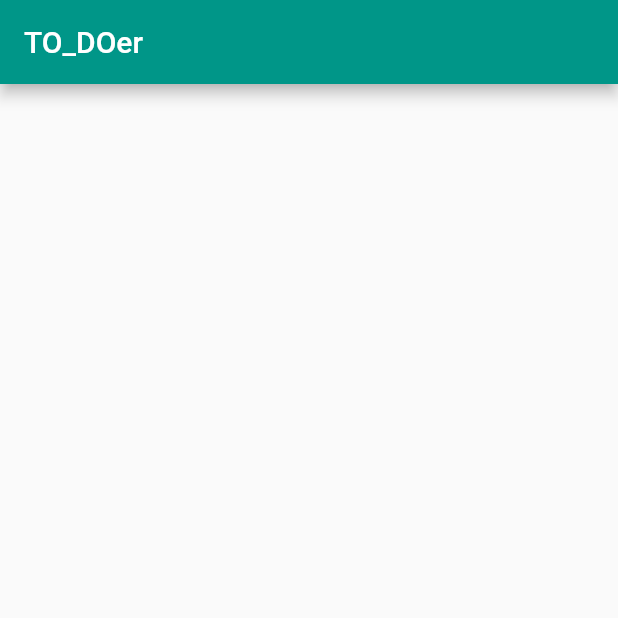
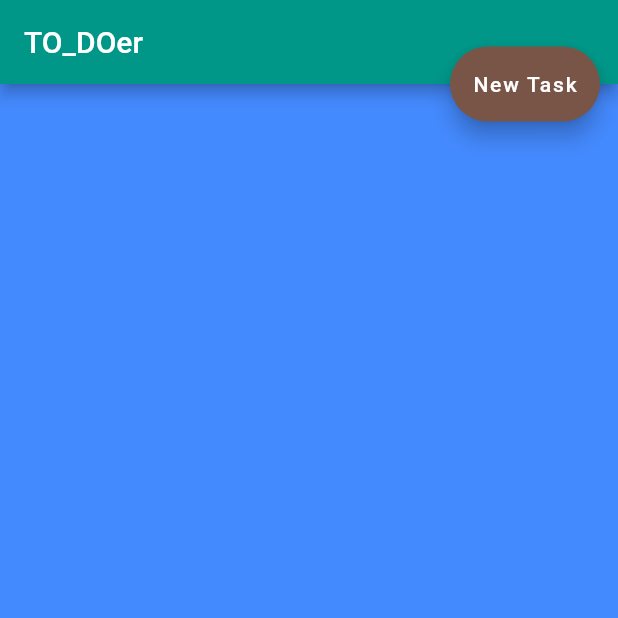
Before and after one commit to 2k4sm/TO_DOer, a Flutter app: the screen it shows once a user with an empty profile is signed in, on a phone screen of 412 x 824 dp, the top half of it. Run offline on Flutter 3.47's test engine with Material 2 defaults, Android fonts, the light colour scheme and no system bars; our stand-ins replace cloud_firestore, firebase_auth, firebase_core, google_fonts; accounts and stored records are empty.

Commit message:
changed the button shapes.

```diff
--- a/todoer/lib/auth/authform.dart
+++ b/todoer/lib/auth/authform.dart
@@ -138,7 +138,7 @@ class _AuthFormState extends State<AuthForm> {
                             style: ElevatedButton.styleFrom(
                                 backgroundColor:
                                     Colors.blue, // Background color
-                                onPrimary: Colors.black,
+                                //onPrimary: Colors.black,
                                 padding: EdgeInsets.symmetric(
                                     horizontal: 10.0, vertical: 10.0),
                                 shape: RoundedRectangleBorder(
--- a/todoer/lib/screens/home.dart
+++ b/todoer/lib/screens/home.dart
@@ -1,4 +1,6 @@
+import 'package:flutter/cupertino.dart';
 import 'package:flutter/material.dart';
+import 'package:todoer/screens/addtask.dart';
 
 class Home extends StatefulWidget {
   const Home({super.key});
@@ -11,7 +13,25 @@ class _HomeState extends State<Home> {
   @override
   Widget build(BuildContext context) {
     return Scaffold(
-      appBar: AppBar(title: Text("TO_DOer")),
-    );
+        appBar: AppBar(title: Text("TO_DOer")),
+        body: Container(
+          height: MediaQuery.of(context).size.height,
+          width: MediaQuery.of(context).size.width,
+          color: Colors.blueAccent,
+        ),
+        floatingActionButtonLocation: FloatingActionButtonLocation.miniEndTop,
+        floatingActionButton: SizedBox(
+          height: 50,
+          width: 100,
+          child: FloatingActionButton(
+              shape: StadiumBorder(),
+              child: Text('New Task'),
+              //Icon(CupertinoIcons.add_circled),
+              backgroundColor: Colors.brown,
+              onPressed: (() {
+                Navigator.push(context,
+                    MaterialPageRoute(builder: (context) => AddTask()));
+              })),
+        ));
   }
 }
```
Also changed, not shown: todoer/lib/screens/addtask.dart (added, +62 -0 lines).
